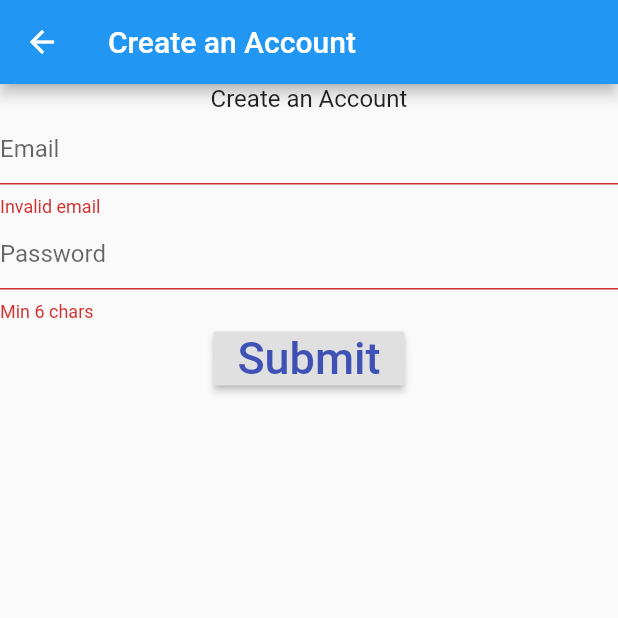
After one commit to SamuelYancey/map2020-PhotoMemo-App, a Flutter app: the SignUpScreen screen opened by its route, after a tap on "Submit", on a phone screen of 412 x 824 dp, the top half of it. The commit adds this screen. Run offline on Flutter 3.47's test engine with Material 2 defaults, Android fonts, the phone set to English and light mode, and no system bars; our stand-ins replace cached_network_image, cloud_firestore, firebase_auth, firebase_storage, image_picker; missing offline and left inert: firebase_ml_vision; accounts and stored records are empty.

Commit message:
Lesson3-part2

```diff
--- a/lib/controller/firebasecontroller.dart
+++ b/lib/controller/firebasecontroller.dart
@@ -124,4 +124,36 @@ class FirebaseController {
     }
     return result;
   }
+
+
+  static Future<void> signUp(String email, String password) async{
+    await FirebaseAuth.instance.createUserWithEmailAndPassword(email: email, password: password);
+  }
+
+  static Future<void> updateProfile({
+    @required File image, //if its null then we dont have to update
+    @required String displayName,
+    @required FirebaseUser user,
+    @required Function progressListener,
+  }) async{
+    UserUpdateInfo updateInfo = UserUpdateInfo();
+    updateInfo.displayName = displayName;
+    if(image != null){
+      String filePath = '${PhotoMemo.PROFILE_FOLDER}/${user.uid}/${user.uid}';
+      StorageUploadTask uploadTask =
+        FirebaseStorage.instance.ref().child(filePath).putFile(image);
+        uploadTask.events.listen((event) {
+          double perc = ((event.snapshot.bytesTransferred.toDouble())/
+                          event.snapshot.totalByteCount.toDouble())*100;
+        progressListener(perc);
+        });
+
+        var download = await uploadTask.onComplete;
+        String url = await download.ref.getDownloadURL();
+
+        updateInfo.photoUrl = url;
+    }
+
+    await user.updateProfile(updateInfo);
+  }
 }
--- a/lib/main.dart
+++ b/lib/main.dart
@@ -3,8 +3,10 @@ import 'package:photomemo/screens/add_screen.dart';
 import 'package:photomemo/screens/detailed_screen.dart';
 import 'package:photomemo/screens/edit_screen.dart';
 import 'package:photomemo/screens/home_screen.dart';
+import 'package:photomemo/screens/settings_screen.dart';
 import 'package:photomemo/screens/sharedwith_screen.dart';
 import 'package:photomemo/screens/signin_screen.dart';
+import 'package:photomemo/screens/signup_screen.dart';
 
 void main(){
   runApp(PhotoMemoApp());
@@ -22,6 +24,8 @@ class PhotoMemoApp extends StatelessWidget{
         DetailedScreen.routeName: (context) => DetailedScreen(),
         EditScreen.routeName: (context) => EditScreen(),
         SharedWithScreen.routeName: (context) => SharedWithScreen(),
+        SignUpScreen.routeName: (context) => SignUpScreen(),
+        SettingsScreen.routeName: (context) => SettingsScreen(),
       }
     );
   }
--- a/lib/model/photomemo.dart
+++ b/lib/model/photomemo.dart
@@ -4,6 +4,7 @@ class PhotoMemo{
   //Field names for firebase
   static const COLLECTION = 'photoMemos';
   static const IMAGE_FOLDER = 'photoMemoPictures';
+  static const PROFILE_FOLDER = 'profilePictures';
   static const CREATED_BY = 'createdBy';
   static const TITLE = 'title';
   static const MEMO = 'memo';
--- /dev/null
+++ b/lib/screens/signup_screen.dart
@@ -0,0 +1,122 @@
+import 'package:flutter/material.dart';
+import 'package:photomemo/controller/firebasecontroller.dart';
+import 'package:photomemo/screens/views/mydialog.dart';
+
+class SignUpScreen extends StatefulWidget {
+  static const routeName = '/signInScreen/signUpScreen';
+  @override
+  State<StatefulWidget> createState() {
+    return _SignUpState();
+  }
+}
+
+class _SignUpState extends State<SignUpScreen> {
+  _Controller con;
+  var formKey = GlobalKey<FormState>();
+
+  @override
+  void initState() {
+    super.initState();
+    con = _Controller(this);
+  }
+
+  @override
+  Widget build(BuildContext context) {
+    return Scaffold(
+      appBar: AppBar(
+        title: Text('Create an Account'),
+      ),
+      body: SingleChildScrollView(
+        child: Form(
+          key: formKey,
+          child: Column(
+            children: <Widget>[
+              Text(
+                'Create an Account',
+                style: TextStyle(fontSize: 16.0),
+              ),
+              TextFormField(
+                decoration: InputDecoration(
+                  hintText: 'Email',
+                ),
+                keyboardType: TextInputType.emailAddress,
+                autocorrect: false,
+                validator: con.validatorEmail,
+                onSaved: con.onSavedEmail,
+              ),
+              TextFormField(
+                decoration: InputDecoration(
+                  hintText: 'Password',
+                ),
+                autocorrect: false,
+                obscureText: false, //intentional for now
+                validator: con.validatorPassword,
+                onSaved: con.onSavedPassword,
+              ),
+              RaisedButton(
+                child: Text(
+                  'Submit',
+                  style: TextStyle(
+                    fontSize: 30,
+                    color: Colors.indigo,
+                  ),
+                ),
+                onPressed: con.signUp,
+              ),
+            ],
+          ),
+        ),
+      ),
+    );
+  }
+}
+
+class _Controller {
+  _SignUpState _state;
+  _Controller(this._state);
+  String email;
+  String password;
+
+  String validatorEmail(String value) {
+    if (value.contains('@') && value.contains('.'))
+      return null;
+    else
+      return 'Invalid email';
+  }
+
+  void onSavedEmail(String value) {
+    this.email = value;
+  }
+
+  String validatorPassword(String value) {
+    if (value.length < 6)
+      return 'Min 6 chars';
+    else
+      return null;
+  }
+
+  void onSavedPassword(String value) {
+    this.password = value;
+  }
+
+  void signUp() async {
+    if (!_state.formKey.currentState.validate()) return;
+
+    _state.formKey.currentState.save();
+
+    try {
+      await FirebaseController.signUp(email, password);
+      MyDialog.info(
+        context: _state.context,
+        title: 'Account Created Successfully',
+        content: 'Your account has been registered, please sign in!',
+      );
+    } catch (e) {
+      MyDialog.info(
+        context: _state.context,
+        title: 'Account Not Created - Error',
+        content: e.message ?? e.toString(),
+      );
+    }
+  }
+}
```
Also changed, not shown: lib/screens/home_screen.dart (+34 -8 lines), lib/screens/settings_screen.dart (added, +177 -0 lines), lib/screens/sharedwith_screen.dart (+55 -7 lines), lib/screens/signin_screen.dart (+22 -7 lines).
